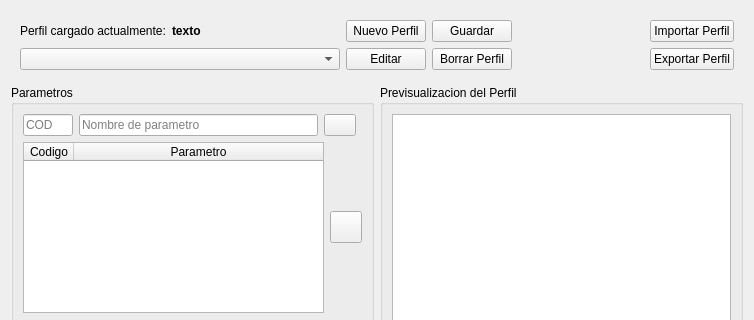
First picture: the form in analizador/perfiles.ui, repository fedes82/anarev, before the edit; both pictures show x 0 to 754 and y 0 to 320 of the 754 by 583 pixel window.
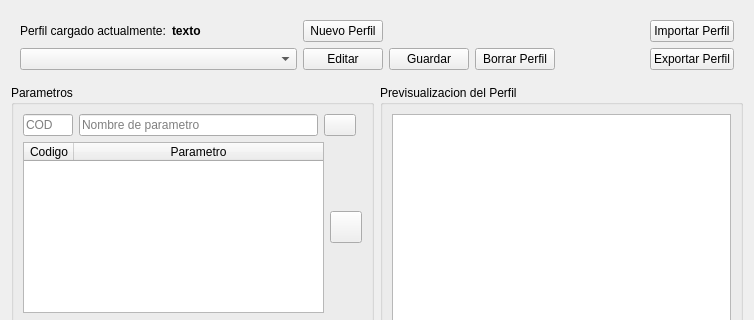
Second picture: the form after the edit. Icons and pictures are not drawn.

Patch:
```diff
--- a/analizador/perfiles.ui
+++ b/analizador/perfiles.ui
@@ -24,12 +24,19 @@
         </property>
         <property name="sizeHint" stdset="0">
          <size>
-          <width>106</width>
+          <width>57</width>
           <height>17</height>
          </size>
         </property>
        </spacer>
       </item>
+      <item row="1" column="6">
+       <widget class="QPushButton" name="btnGuardar">
+        <property name="text">
+         <string>Guardar</string>
+        </property>
+       </widget>
+      </item>
       <item row="1" column="4">
        <widget class="QPushButton" name="btnEdicion">
         <property name="text">
@@ -37,20 +44,20 @@
         </property>
        </widget>
       </item>
-      <item row="1" column="7">
+      <item row="1" column="8">
        <spacer name="horizontalSpacer_4">
         <property name="orientation">
          <enum>Qt::Horizontal</enum>
         </property>
         <property name="sizeHint" stdset="0">
          <size>
-          <width>105</width>
+          <width>63</width>
           <height>17</height>
          </size>
         </property>
        </spacer>
       </item>
-      <item row="0" column="8">
+      <item row="0" column="9">
        <widget class="QPushButton" name="btnImpPerfil">
         <property name="text">
          <string>Importar Perfil</string>
@@ -60,14 +67,14 @@
       <item row="1" column="0" colspan="3">
        <widget class="QComboBox" name="combPerfil"/>
       </item>
-      <item row="0" column="7">
+      <item row="0" column="8">
        <spacer name="horizontalSpacer">
         <property name="orientation">
          <enum>Qt::Horizontal</enum>
         </property>
         <property name="sizeHint" stdset="0">
          <size>
-          <width>105</width>
+          <width>63</width>
           <height>17</height>
          </size>
         </property>
@@ -80,7 +87,7 @@
         </property>
        </widget>
       </item>
-      <item row="1" column="8">
+      <item row="1" column="9">
        <widget class="QPushButton" name="btnExpPerfil">
         <property name="text">
          <string>Exportar Perfil</string>
@@ -107,20 +114,13 @@
         </property>
        </widget>
       </item>
-      <item row="1" column="5">
+      <item row="1" column="7">
        <widget class="QPushButton" name="btnBorrar">
         <property name="text">
          <string>Borrar Perfil</string>
         </property>
        </widget>
       </item>
-      <item row="0" column="5">
-       <widget class="QPushButton" name="btnGuardar">
-        <property name="text">
-         <string>Guardar</string>
-        </property>
-       </widget>
-      </item>
      </layout>
     </widget>
    </item>
```
Left out of the diff: 21 changed lines with no effect on the pictures.
